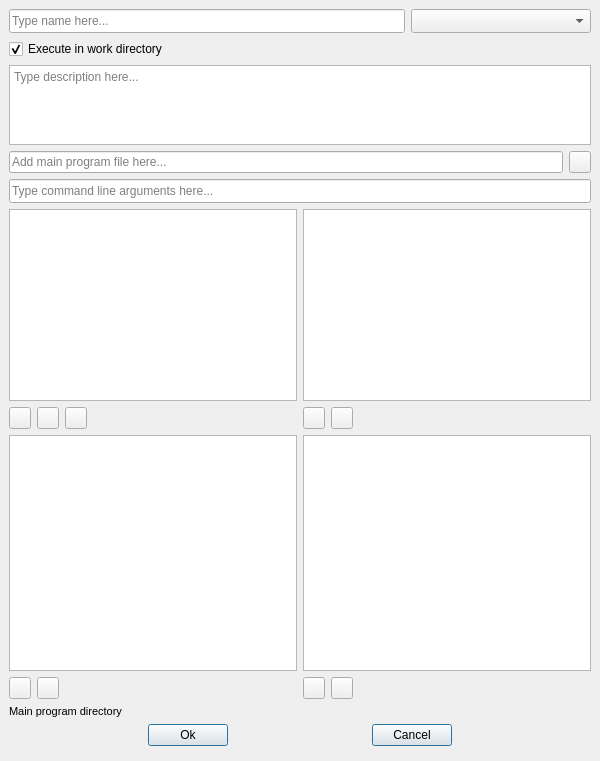
This is spine_items/tool/ui/tool_specification_form.ui in spine-tools/spine-items as Qt 5 draws it before an edit. The edited form follows.
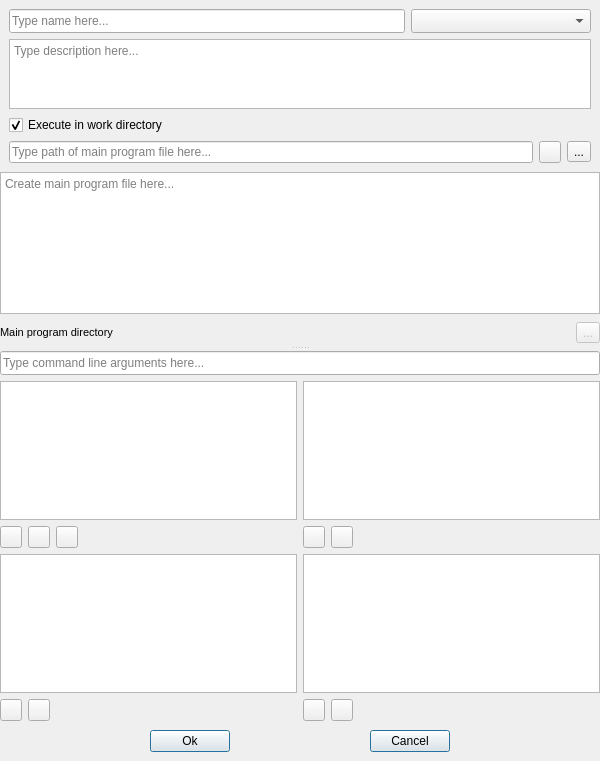
This is the edited form. Icons and pictures are not drawn. Custom widgets are drawn as their Qt base class.

Commit message:
Add text edit to edit main program file directly in tool spec editor
Needed to optimize the tutorial for CS A5.

```diff
--- a/spine_items/tool/ui/tool_specification_form.ui
+++ b/spine_items/tool/ui/tool_specification_form.ui
@@ -53,6 +53,23 @@
    <item>
     <layout class="QVBoxLayout" name="verticalLayout_5">
      <property name="spacing">
+      <number>0</number>
+     </property>
+     <property name="leftMargin">
+      <number>0</number>
+     </property>
+     <property name="topMargin">
+      <number>0</number>
+     </property>
+     <property name="rightMargin">
+      <number>0</number>
+     </property>
+     <property name="bottomMargin">
+      <number>0</number>
+     </property>
+     <item>
+      <layout class="QVBoxLayout" name="verticalLayout_11">
+       <property name="spacing">
       <number>6</number>
      </property>
      <property name="leftMargin">
@@ -130,19 +147,6 @@
        </item>
       </layout>
      </item>
-     <item>
-      <widget class="QCheckBox" name="checkBox_execute_in_work">
-       <property name="toolTip">
-        <string>&lt;html&gt;&lt;head/&gt;&lt;body&gt;&lt;p&gt;If checked, Tool specification is executed in a work directory (default).&lt;/p&gt;&lt;p&gt;If unchecked, Tool specification is executed in main program file directory.&lt;/p&gt;&lt;p&gt;It is recommended to uncheck this for &lt;span style=&quot; font-weight:600;&quot;&gt;Executable&lt;/span&gt; Tool specifications.&lt;/p&gt;&lt;/body&gt;&lt;/html&gt;</string>
-       </property>
-       <property name="text">
-        <string>Execute in work directory</string>
-       </property>
-       <property name="checked">
-        <bool>true</bool>
-       </property>
-      </widget>
-     </item>
      <item>
       <widget class="QTextEdit" name="textEdit_description">
        <property name="maximumSize">
@@ -165,6 +169,19 @@
        </property>
       </widget>
      </item>
+       <item>
+        <widget class="QCheckBox" name="checkBox_execute_in_work">
+         <property name="toolTip">
+          <string>&lt;html&gt;&lt;head/&gt;&lt;body&gt;&lt;p&gt;If checked, Tool specification is executed in a work directory (default).&lt;/p&gt;&lt;p&gt;If unchecked, Tool specification is executed in main program file directory.&lt;/p&gt;&lt;p&gt;It is recommended to uncheck this for &lt;span style=&quot; font-weight:600;&quot;&gt;Executable&lt;/span&gt; Tool specifications.&lt;/p&gt;&lt;/body&gt;&lt;/html&gt;</string>
+         </property>
+         <property name="text">
+          <string>Execute in work directory</string>
+         </property>
+         <property name="checked">
+          <bool>true</bool>
+         </property>
+        </widget>
+       </item>
      <item>
       <layout class="QHBoxLayout" name="horizontalLayout_6">
        <item>
@@ -173,7 +190,7 @@
           <string>&lt;html&gt;&lt;head/&gt;&lt;body&gt;&lt;p&gt;Main program file that is used to launch the Tool specification (required)&lt;/p&gt;&lt;/body&gt;&lt;/html&gt;</string>
          </property>
          <property name="placeholderText">
-          <string>Add main program file here...</string>
+            <string>Type path of main program file here...</string>
          </property>
          <property name="clearButtonEnabled">
           <bool>true</bool>
@@ -200,47 +217,128 @@
          </property>
         </widget>
        </item>
-      </layout>
-     </item>
+         <item>
+          <widget class="QToolButton" name="toolButton_browse_main_program">
+           <property name="toolTip">
+            <string>&lt;html&gt;&lt;head/&gt;&lt;body&gt;&lt;p&gt;Select existing main program file&lt;/p&gt;&lt;/body&gt;&lt;/html&gt;</string>
+           </property>
+           <property name="text">
+            <string>...</string>
+           </property>
+           <property name="icon">
+            <iconset resource="../../ui/resources/resources_icons.qrc">
+             <normaloff>:/icons/folder-open-solid.svg</normaloff>:/icons/folder-open-solid.svg</iconset>
+           </property>
+          </widget>
+         </item>
+        </layout>
+       </item>
+      </layout>
+     </item>
      <item>
-      <layout class="QHBoxLayout" name="horizontalLayout_9">
+      <widget class="QSplitter" name="splitter">
+       <property name="orientation">
+        <enum>Qt::Vertical</enum>
+       </property>
+       <property name="handleWidth">
+        <number>6</number>
+       </property>
+       <widget class="QWidget" name="widget_main_program" native="true">
+        <layout class="QVBoxLayout" name="verticalLayout_2">
        <item>
-        <widget class="QLineEdit" name="lineEdit_args">
+          <widget class="QTextEdit" name="textEdit_main_program">
+           <property name="enabled">
+            <bool>true</bool>
+           </property>
+           <property name="placeholderText">
+            <string>Create main program file here...</string>
+           </property>
+          </widget>
+         </item>
+         <item>
+          <layout class="QHBoxLayout" name="horizontalLayout_7">
+           <property name="topMargin">
+            <number>2</number>
+           </property>
+           <property name="bottomMargin">
+            <number>2</number>
+           </property>
+           <item>
+            <widget class="QLabel" name="label">
+             <property name="maximumSize">
+              <size>
+               <width>16777215</width>
+               <height>16777215</height>
+              </size>
+             </property>
+             <property name="font">
+              <font>
+               <pointsize>8</pointsize>
+              </font>
+             </property>
+             <property name="text">
+              <string>Main program directory</string>
+             </property>
+            </widget>
+           </item>
+           <item>
+            <widget class="QLabel" name="label_mainpath">
          <property name="sizePolicy">
-          <sizepolicy hsizetype="Expanding" vsizetype="Fixed">
+              <sizepolicy hsizetype="Expanding" vsizetype="Preferred">
            <horstretch>0</horstretch>
            <verstretch>0</verstretch>
           </sizepolicy>
          </property>
-         <property name="minimumSize">
-          <size>
-           <width>220</width>
-           <height>24</height>
-          </size>
-         </property>
-         <property name="maximumSize">
+             <property name="font">
+              <font>
+               <pointsize>8</pointsize>
+               <weight>75</weight>
+               <bold>true</bold>
+              </font>
+             </property>
+             <property name="text">
+              <string/>
+             </property>
+            </widget>
+           </item>
+           <item>
+            <spacer name="horizontalSpacer_4">
+             <property name="orientation">
+              <enum>Qt::Horizontal</enum>
+             </property>
+             <property name="sizeHint" stdset="0">
           <size>
-           <width>5000</width>
-           <height>24</height>
-          </size>
+               <width>40</width>
+               <height>20</height>
+              </size>
+             </property>
+            </spacer>
+           </item>
+           <item>
+            <widget class="QToolButton" name="toolButton_save_main_program">
+             <property name="enabled">
+              <bool>false</bool>
          </property>
          <property name="toolTip">
-          <string>&lt;html&gt;&lt;head/&gt;&lt;body&gt;&lt;p&gt;Command line arguments (space-delimited) for the main program (optional). Use '@@' tags to refer to input files or URLs, see the User Guide for details.&lt;/p&gt;&lt;/body&gt;&lt;/html&gt;</string>
-         </property>
-         <property name="placeholderText">
-          <string>Type command line arguments here...</string>
-         </property>
-         <property name="clearButtonEnabled">
-          <bool>true</bool>
+              <string>&lt;html&gt;&lt;head/&gt;&lt;body&gt;&lt;p&gt;Save&lt;/p&gt;&lt;/body&gt;&lt;/html&gt;</string>
+             </property>
+             <property name="text">
+              <string>...</string>
+             </property>
+             <property name="icon">
+              <iconset resource="../../ui/resources/resources_icons.qrc">
+               <normaloff>:/icons/save.svg</normaloff>:/icons/save.svg</iconset>
          </property>
         </widget>
        </item>
       </layout>
      </item>
-     <item>
-      <layout class="QGridLayout" name="gridLayout">
-       <item row="0" column="0">
-        <layout class="QVBoxLayout" name="verticalLayout">
+        </layout>
+       </widget>
+       <widget class="QWidget" name="widget_2" native="true">
+        <layout class="QGridLayout" name="gridLayout_3">
+         <item row="1" column="0">
+          <layout class="QVBoxLayout" name="verticalLayout_3">
          <property name="spacing">
           <number>6</number>
          </property>
@@ -406,152 +504,8 @@
          </item>
         </layout>
        </item>
-       <item row="0" column="1">
-        <layout class="QVBoxLayout" name="verticalLayout_3">
-         <property name="spacing">
-          <number>6</number>
-         </property>
-         <item>
-          <widget class="CustomTreeView" name="treeView_inputfiles">
-           <property name="sizePolicy">
-            <sizepolicy hsizetype="Expanding" vsizetype="Preferred">
-             <horstretch>0</horstretch>
-             <verstretch>0</verstretch>
-            </sizepolicy>
-           </property>
-           <property name="maximumSize">
-            <size>
-             <width>16777215</width>
-             <height>500</height>
-            </size>
-           </property>
-           <property name="font">
-            <font>
-             <pointsize>10</pointsize>
-            </font>
-           </property>
-           <property name="focusPolicy">
-            <enum>Qt::StrongFocus</enum>
-           </property>
-           <property name="toolTip">
-            <string>&lt;html&gt;&lt;head/&gt;&lt;body&gt;&lt;p&gt;&lt;span style=&quot; font-weight:600;&quot;&gt;Required&lt;/span&gt; data files for the program.&lt;/p&gt;&lt;p&gt;&lt;span style=&quot; font-weight:600;&quot;&gt;Tip&lt;/span&gt;: Double-click or press F2 to edit selected item.&lt;/p&gt;&lt;/body&gt;&lt;/html&gt;</string>
-           </property>
-           <property name="lineWidth">
-            <number>1</number>
-           </property>
-           <property name="selectionMode">
-            <enum>QAbstractItemView::ExtendedSelection</enum>
-           </property>
-           <property name="verticalScrollMode">
-            <enum>QAbstractItemView::ScrollPerPixel</enum>
-           </property>
-           <property name="indentation">
-            <number>5</number>
-           </property>
-           <property name="uniformRowHeights">
-            <bool>false</bool>
-           </property>
-          </widget>
-         </item>
-         <item>
-          <layout class="QHBoxLayout" name="horizontalLayout_4">
-           <item>
-            <widget class="QToolButton" name="toolButton_plus_inputfiles">
-             <property name="sizePolicy">
-              <sizepolicy hsizetype="Fixed" vsizetype="Fixed">
-               <horstretch>0</horstretch>
-               <verstretch>0</verstretch>
-              </sizepolicy>
-             </property>
-             <property name="minimumSize">
-              <size>
-               <width>22</width>
-               <height>22</height>
-              </size>
-             </property>
-             <property name="maximumSize">
-              <size>
-               <width>22</width>
-               <height>22</height>
-              </size>
-             </property>
-             <property name="font">
-              <font>
-               <pointsize>10</pointsize>
-               <weight>75</weight>
-               <bold>true</bold>
-              </font>
-             </property>
-             <property name="toolTip">
-              <string>&lt;html&gt;&lt;head/&gt;&lt;body&gt;&lt;p&gt;Add input filenames and/or directories required by the program. Examples:&lt;/p&gt;&lt;p&gt;'data.csv'&lt;/p&gt;&lt;p&gt;'input/data.csv'&lt;/p&gt;&lt;p&gt;'input/'&lt;/p&gt;&lt;p&gt;'output/'&lt;/p&gt;&lt;p&gt;&lt;br/&gt;&lt;/p&gt;&lt;/body&gt;&lt;/html&gt;</string>
-             </property>
-             <property name="text">
-              <string/>
-             </property>
-             <property name="icon">
-              <iconset resource="../../ui/resources/resources_icons.qrc">
-               <normaloff>:/icons/file-link.svg</normaloff>:/icons/file-link.svg</iconset>
-             </property>
-            </widget>
-           </item>
-           <item>
-            <widget class="QToolButton" name="toolButton_minus_inputfiles">
-             <property name="sizePolicy">
-              <sizepolicy hsizetype="Fixed" vsizetype="Fixed">
-               <horstretch>0</horstretch>
-               <verstretch>0</verstretch>
-              </sizepolicy>
-             </property>
-             <property name="minimumSize">
-              <size>
-               <width>22</width>
-               <height>22</height>
-              </size>
-             </property>
-             <property name="maximumSize">
-              <size>
-               <width>22</width>
-               <height>22</height>
-              </size>
-             </property>
-             <property name="font">
-              <font>
-               <pointsize>10</pointsize>
-               <weight>75</weight>
-               <bold>true</bold>
-              </font>
-             </property>
-             <property name="toolTip">
-              <string>&lt;html&gt;&lt;head/&gt;&lt;body&gt;&lt;p&gt;Remove selected item(s)&lt;/p&gt;&lt;/body&gt;&lt;/html&gt;</string>
-             </property>
-             <property name="text">
-              <string/>
-             </property>
-             <property name="icon">
-              <iconset resource="../../ui/resources/resources_icons.qrc">
-               <normaloff>:/icons/trash-alt.svg</normaloff>:/icons/trash-alt.svg</iconset>
-             </property>
-            </widget>
-           </item>
-           <item>
-            <spacer name="horizontalSpacer_8">
-             <property name="orientation">
-              <enum>Qt::Horizontal</enum>
-             </property>
-             <property name="sizeHint" stdset="0">
-              <size>
-               <width>40</width>
-               <height>20</height>
-              </size>
-             </property>
-            </spacer>
-           </item>
-          </layout>
-         </item>
-        </layout>
-       </item>
-       <item row="1" column="0">
-        <layout class="QVBoxLayout" name="verticalLayout_4">
+         <item row="2" column="0">
+          <layout class="QVBoxLayout" name="verticalLayout_15">
          <property name="spacing">
           <number>6</number>
          </property>
@@ -683,7 +637,151 @@
         </layout>
        </item>
        <item row="1" column="1">
-        <layout class="QVBoxLayout" name="verticalLayout_2">
+          <layout class="QVBoxLayout" name="verticalLayout_4">
+           <property name="spacing">
+            <number>6</number>
+           </property>
+           <item>
+            <widget class="CustomTreeView" name="treeView_inputfiles">
+             <property name="sizePolicy">
+              <sizepolicy hsizetype="Expanding" vsizetype="Preferred">
+               <horstretch>0</horstretch>
+               <verstretch>0</verstretch>
+              </sizepolicy>
+             </property>
+             <property name="maximumSize">
+              <size>
+               <width>16777215</width>
+               <height>500</height>
+              </size>
+             </property>
+             <property name="font">
+              <font>
+               <pointsize>10</pointsize>
+              </font>
+             </property>
+             <property name="focusPolicy">
+              <enum>Qt::StrongFocus</enum>
+             </property>
+             <property name="toolTip">
+              <string>&lt;html&gt;&lt;head/&gt;&lt;body&gt;&lt;p&gt;&lt;span style=&quot; font-weight:600;&quot;&gt;Required&lt;/span&gt; data files for the program.&lt;/p&gt;&lt;p&gt;&lt;span style=&quot; font-weight:600;&quot;&gt;Tip&lt;/span&gt;: Double-click or press F2 to edit selected item.&lt;/p&gt;&lt;/body&gt;&lt;/html&gt;</string>
+             </property>
+             <property name="lineWidth">
+              <number>1</number>
+             </property>
+             <property name="selectionMode">
+              <enum>QAbstractItemView::ExtendedSelection</enum>
+             </property>
+             <property name="verticalScrollMode">
+              <enum>QAbstractItemView::ScrollPerPixel</enum>
+             </property>
+             <property name="indentation">
+              <number>5</number>
+             </property>
+             <property name="uniformRowHeights">
+              <bool>false</bool>
+             </property>
+            </widget>
+           </item>
+           <item>
+            <layout class="QHBoxLayout" name="horizontalLayout_4">
+             <item>
+              <widget class="QToolButton" name="toolButton_plus_inputfiles">
+               <property name="sizePolicy">
+                <sizepolicy hsizetype="Fixed" vsizetype="Fixed">
+                 <horstretch>0</horstretch>
+                 <verstretch>0</verstretch>
+                </sizepolicy>
+               </property>
+               <property name="minimumSize">
+                <size>
+                 <width>22</width>
+                 <height>22</height>
+                </size>
+               </property>
+               <property name="maximumSize">
+                <size>
+                 <width>22</width>
+                 <height>22</height>
+                </size>
+               </property>
+               <property name="font">
+                <font>
+                 <pointsize>10</pointsize>
+                 <weight>75</weight>
+                 <bold>true</bold>
+                </font>
+               </property>
+               <property name="toolTip">
+                <string>&lt;html&gt;&lt;head/&gt;&lt;body&gt;&lt;p&gt;Add input filenames and/or directories required by the program. Examples:&lt;/p&gt;&lt;p&gt;'data.csv'&lt;/p&gt;&lt;p&gt;'input/data.csv'&lt;/p&gt;&lt;p&gt;'input/'&lt;/p&gt;&lt;p&gt;'output/'&lt;/p&gt;&lt;p&gt;&lt;br/&gt;&lt;/p&gt;&lt;/body&gt;&lt;/html&gt;</string>
+               </property>
+               <property name="text">
+                <string/>
+               </property>
+               <property name="icon">
+                <iconset resource="../../ui/resources/resources_icons.qrc">
+                 <normaloff>:/icons/file-link.svg</normaloff>:/icons/file-link.svg</iconset>
+               </property>
+              </widget>
+             </item>
+             <item>
+              <widget class="QToolButton" name="toolButton_minus_inputfiles">
+               <property name="sizePolicy">
+                <sizepolicy hsizetype="Fixed" vsizetype="Fixed">
+                 <horstretch>0</horstretch>
+                 <verstretch>0</verstretch>
+                </sizepolicy>
+               </property>
+               <property name="minimumSize">
+                <size>
+                 <width>22</width>
+                 <height>22</height>
+                </size>
+               </property>
+               <property name="maximumSize">
+                <size>
+                 <width>22</width>
+                 <height>22</height>
+                </size>
+               </property>
+               <property name="font">
+                <font>
+                 <pointsize>10</pointsize>
+                 <weight>75</weight>
+                 <bold>true</bold>
+                </font>
+               </property>
+               <property name="toolTip">
+                <string>&lt;html&gt;&lt;head/&gt;&lt;body&gt;&lt;p&gt;Remove selected item(s)&lt;/p&gt;&lt;/body&gt;&lt;/html&gt;</string>
+               </property>
+               <property name="text">
+                <string/>
+               </property>
+               <property name="icon">
+                <iconset resource="../../ui/resources/resources_icons.qrc">
+                 <normaloff>:/icons/trash-alt.svg</normaloff>:/icons/trash-alt.svg</iconset>
+               </property>
+              </widget>
+             </item>
+             <item>
+              <spacer name="horizontalSpacer_8">
+               <property name="orientation">
+                <enum>Qt::Horizontal</enum>
+               </property>
+               <property name="sizeHint" stdset="0">
+                <size>
+                 <width>40</width>
+                 <height>20</height>
+                </size>
+               </property>
+              </spacer>
+             </item>
+            </layout>
+           </item>
+          </layout>
+         </item>
+         <item row="2" column="1">
+          <layout class="QVBoxLayout" name="verticalLayout_16">
          <property name="spacing">
           <number>6</number>
          </property>
@@ -814,54 +912,54 @@
          </item>
         </layout>
        </item>
-      </layout>
-     </item>
-     <item>
-      <layout class="QHBoxLayout" name="horizontalLayout_7">
-       <item>
-        <widget class="QLabel" name="label">
-         <property name="maximumSize">
-          <size>
-           <width>16777215</width>
-           <height>16777215</height>
-          </size>
-         </property>
-         <property name="font">
-          <font>
-           <pointsize>8</pointsize>
-          </font>
-         </property>
-         <property name="text">
-          <string>Main program directory</string>
-         </property>
-        </widget>
-       </item>
-       <item>
-        <widget class="QLabel" name="label_mainpath">
+         <item row="0" column="0" colspan="2">
+          <widget class="QLineEdit" name="lineEdit_args">
          <property name="sizePolicy">
-          <sizepolicy hsizetype="Expanding" vsizetype="Preferred">
+            <sizepolicy hsizetype="Expanding" vsizetype="Fixed">
            <horstretch>0</horstretch>
            <verstretch>0</verstretch>
           </sizepolicy>
          </property>
-         <property name="font">
-          <font>
-           <pointsize>8</pointsize>
-           <weight>75</weight>
-           <bold>true</bold>
-          </font>
-         </property>
-         <property name="text">
-          <string/>
+           <property name="minimumSize">
+            <size>
+             <width>220</width>
+             <height>24</height>
+            </size>
+           </property>
+           <property name="maximumSize">
+            <size>
+             <width>5000</width>
+             <height>24</height>
+            </size>
+           </property>
+           <property name="toolTip">
+            <string>&lt;html&gt;&lt;head/&gt;&lt;body&gt;&lt;p&gt;Command line arguments (space-delimited) for the main program (optional). Use '@@' tags to refer to input files or URLs, see the User Guide for details.&lt;/p&gt;&lt;/body&gt;&lt;/html&gt;</string>
+           </property>
+           <property name="placeholderText">
+            <string>Type command line arguments here...</string>
+           </property>
+           <property name="clearButtonEnabled">
+            <bool>true</bool>
          </property>
         </widget>
        </item>
       </layout>
+       </widget>
+      </widget>
      </item>
      <item>
       <layout class="QHBoxLayout" name="horizontalLayout_8">
+       <property name="leftMargin">
+        <number>9</number>
+       </property>
+       <property name="topMargin">
+        <number>9</number>
+       </property>
+       <property name="rightMargin">
+        <number>9</number>
+       </property>
        <property name="bottomMargin">
-        <number>6</number>
+        <number>9</number>
        </property>
        <item>
         <spacer name="horizontalSpacer_2">
```
Left out of the diff: 24 changed lines with no effect on the pictures. Lines whose indentation alone changed are shown as unchanged. The commit also changes 6 other files.
